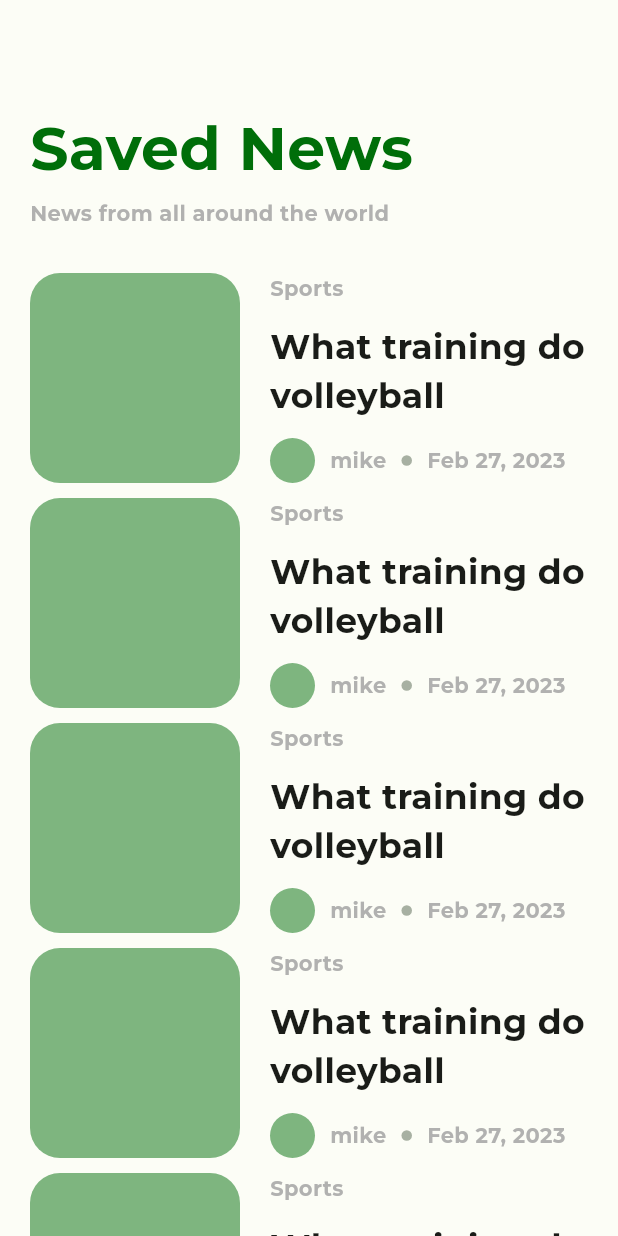
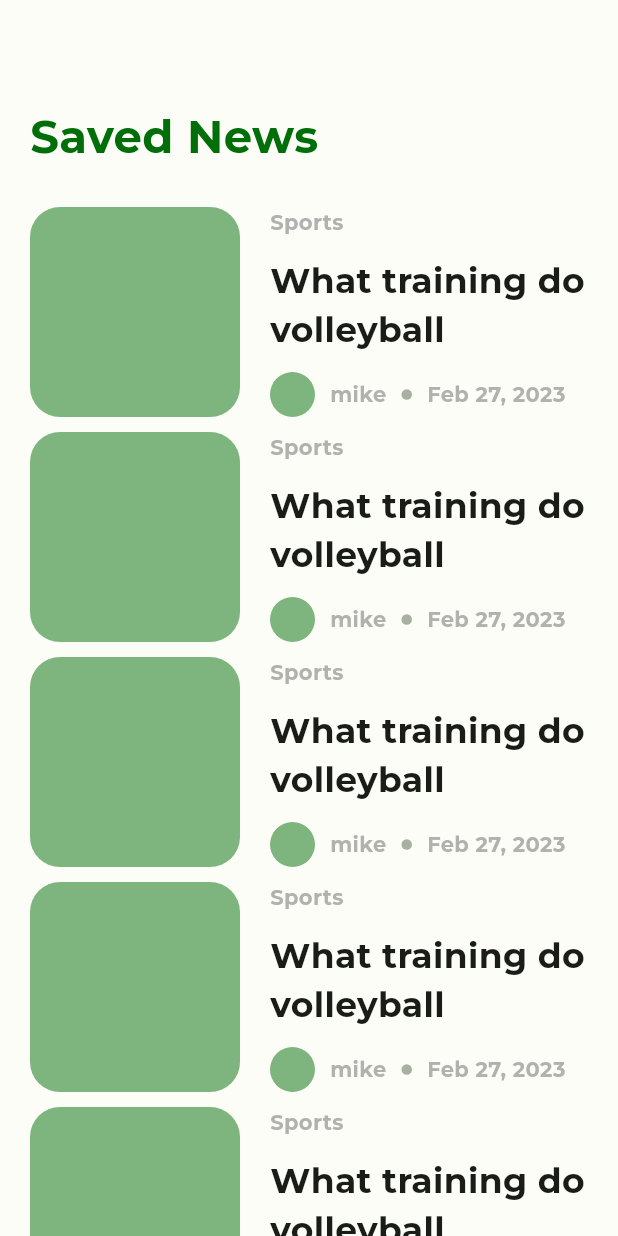
Before and after one commit to juliusfaj/News-App, a Flutter app: the SavedPage screen opened directly, on a phone screen of 412 x 824 dp. Run offline on Flutter 3.47's test engine with Material 3 defaults, Android fonts, the phone set to English and light mode, and no system bars; our stand-ins replace get, icons_plus; project files that could hold a hidden picture were left out.

Commit message:
code update

```diff
--- a/lib/screens/SavedPage.dart
+++ b/lib/screens/SavedPage.dart
@@ -19,11 +19,10 @@ class SavedPage extends StatelessWidget {
             const PageTitle(
               showBtn: false,
               title: 'Saved News',
-              size: 40,
-              showSubtext: true,
-              subText: 'News from all around the world',
+              size: 30,
+              showSubtext: false,
             ).marginOnly(left: 20),
-            const SizedBox(height: 30,),
+            const SizedBox(height: 20,),
             Expanded(
               child: ListView.builder(
                   itemCount: 10,
```
Also changed, not shown: lib/screens/ProfilePage.dart (+9 -3 lines).
